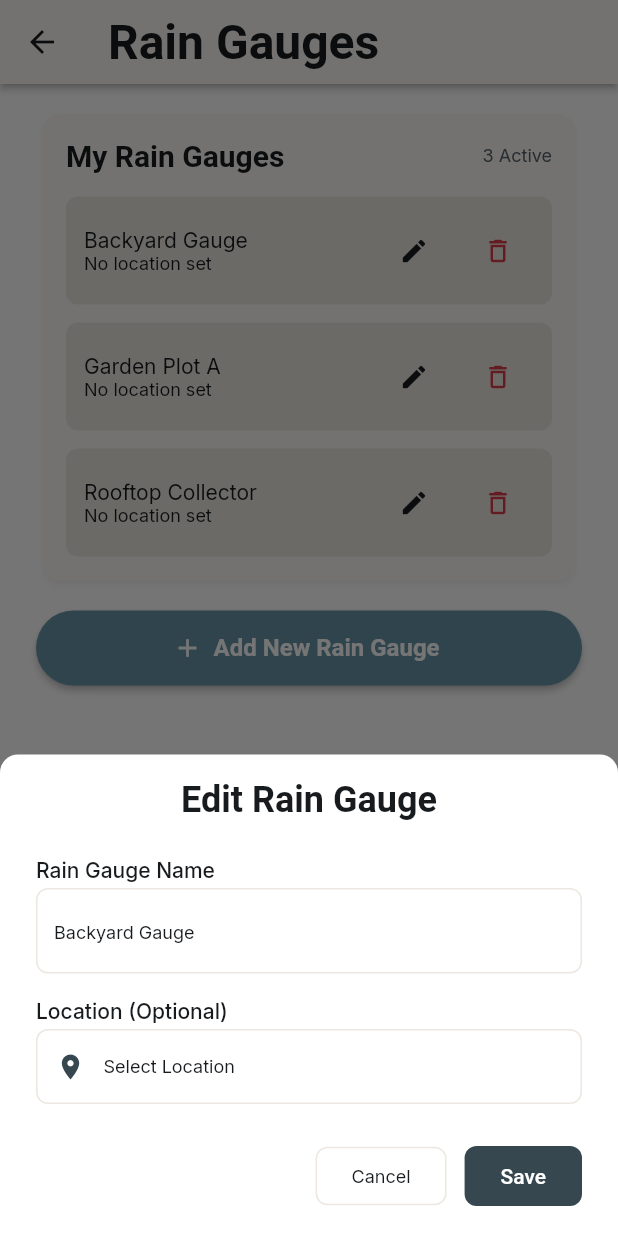
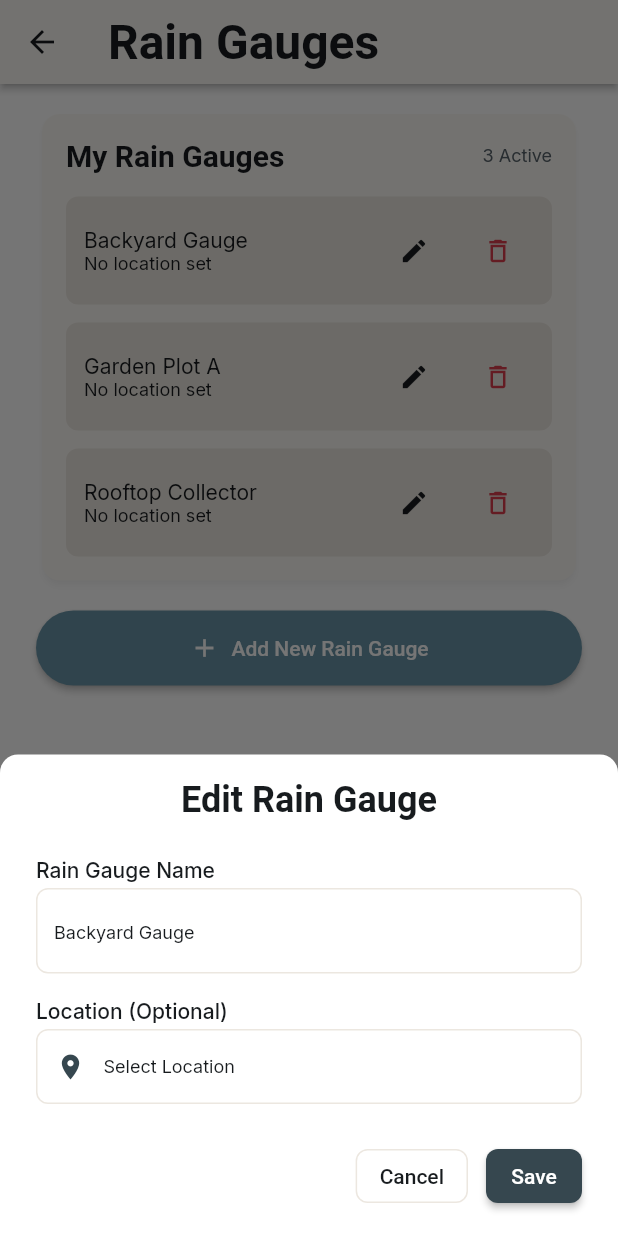
Before and after one commit to the-user-created/RainVu, a Flutter app: the ManageGaugesScreen screen opened by its route, after a tap on the "edit" icon, on a phone screen of 412 x 824 dp. Run offline on Flutter 3.47's test engine with Material 3 defaults, Android fonts, the phone set to English and light mode, and no system bars; our stand-ins replace cloud_firestore, dotted_border, file_picker, firebase_core, firebase_crashlytics, fl_chart and 9 more; accounts and stored records are empty; generated files the repository leaves out were written again; network calls fail; Roboto replaces fonts that are missing (Readex Pro); project files that could hold a hidden picture were left out.

Commit message:
Refactor buttons to use AppButton and AppIconButton

```diff
--- a/lib/features/manage_gauges/presentation/screens/manage_gauges_screen.dart
+++ b/lib/features/manage_gauges/presentation/screens/manage_gauges_screen.dart
@@ -3,6 +3,7 @@ import "package:rain_wise/app_constants.dart";
 import "package:rain_wise/features/manage_gauges/presentation/widgets/add_gauge_sheet.dart";
 import "package:rain_wise/features/manage_gauges/presentation/widgets/gauge_list.dart";
 import "package:rain_wise/flutter_flow/flutter_flow_theme.dart";
+import "package:rain_wise/shared/widgets/buttons/app_button.dart";
 
 class ManageGaugesScreen extends StatelessWidget {
   const ManageGaugesScreen({super.key});
@@ -35,19 +36,12 @@ class ManageGaugesScreen extends StatelessWidget {
           children: [
             const GaugeList(),
             const SizedBox(height: 16),
-            ElevatedButton.icon(
-              icon: const Icon(Icons.add, size: 20),
-              label: const Text("Add New Rain Gauge"),
+            AppButton(
+              label: "Add New Rain Gauge",
               onPressed: () => _showAddSheet(context),
-              style: ElevatedButton.styleFrom(
-                minimumSize: const Size(double.infinity, 50),
-                backgroundColor: theme.primary,
-                foregroundColor: Colors.white,
-                shape: RoundedRectangleBorder(
-                  borderRadius: BorderRadius.circular(25),
-                ),
-                textStyle: theme.titleSmall.override(color: Colors.white),
-              ),
+              icon: const Icon(Icons.add, size: 20, color: Colors.white),
+              isExpanded: true,
+              style: AppButtonStyle.secondary,
             ),
           ],
         ),
--- a/lib/features/manage_gauges/presentation/widgets/gauge_form.dart
+++ b/lib/features/manage_gauges/presentation/widgets/gauge_form.dart
@@ -1,6 +1,7 @@
 import "package:flutter/material.dart";
 import "package:rain_wise/features/home/domain/rain_gauge.dart";
 import "package:rain_wise/flutter_flow/flutter_flow_theme.dart";
+import "package:rain_wise/shared/widgets/buttons/app_button.dart";
 
 class GaugeForm extends StatefulWidget {
   const GaugeForm({super.key, this.gauge, this.onSave});
@@ -134,35 +135,18 @@ class _GaugeFormState extends State<GaugeForm> {
           Row(
             mainAxisAlignment: MainAxisAlignment.end,
             children: [
-              OutlinedButton(
+              AppButton(
+                label: "Cancel",
                 onPressed: () => Navigator.pop(context),
-                style: OutlinedButton.styleFrom(
-                  padding:
-                      const EdgeInsets.symmetric(horizontal: 24, vertical: 12),
-                  shape: RoundedRectangleBorder(
-                    borderRadius: BorderRadius.circular(8),
-                  ),
-                  side: BorderSide(color: theme.alternate),
-                ),
-                child: Text(
-                  "Cancel",
-                  style: theme.bodyMedium.override(color: theme.primaryText),
-                ),
+                style: AppButtonStyle.outline,
+                size: AppButtonSize.small,
               ),
               const SizedBox(width: 12),
-              ElevatedButton(
+              AppButton(
+                label: "Save",
                 onPressed: _submit,
-                style: ElevatedButton.styleFrom(
-                  backgroundColor: theme.accent1,
-                  foregroundColor: Colors.white,
-                  elevation: 0,
-                  padding:
-                      const EdgeInsets.symmetric(horizontal: 24, vertical: 12),
-                  shape: RoundedRectangleBorder(
-                    borderRadius: BorderRadius.circular(8),
-                  ),
-                ),
-                child: const Text("Save"),
+                size: AppButtonSize.small,
+                borderRadius: BorderRadius.circular(8),
               ),
             ],
           ),
--- a/lib/features/manage_gauges/presentation/widgets/gauge_list_tile.dart
+++ b/lib/features/manage_gauges/presentation/widgets/gauge_list_tile.dart
@@ -5,6 +5,7 @@ import "package:rain_wise/features/manage_gauges/application/gauges_provider.dar
 import "package:rain_wise/features/manage_gauges/presentation/widgets/edit_gauge_sheet.dart";
 import "package:rain_wise/flutter_flow/flutter_flow_theme.dart";
 import "package:rain_wise/flutter_flow/flutter_flow_util.dart";
+import "package:rain_wise/shared/widgets/buttons/app_icon_button.dart";
 
 class GaugeListTile extends ConsumerWidget {
   const GaugeListTile({required this.gauge, super.key});
@@ -69,21 +70,19 @@ class GaugeListTile extends ConsumerWidget {
           ),
           Row(
             children: [
-              IconButton(
+              AppIconButton(
                 icon: Icon(Icons.edit, color: theme.primaryText, size: 20),
-                style: IconButton.styleFrom(
-                  backgroundColor: theme.primaryBackground,
-                  shape: const CircleBorder(),
-                ),
+                backgroundColor: theme.primaryBackground,
+                borderRadius: BorderRadius.circular(30),
                 onPressed: () => _showEditSheet(context),
+                tooltip: "Edit Gauge",
               ),
-              IconButton(
+              AppIconButton(
                 icon: Icon(Icons.delete_outline, color: theme.error, size: 20),
-                style: IconButton.styleFrom(
-                  backgroundColor: theme.primaryBackground,
-                  shape: const CircleBorder(),
-                ),
+                backgroundColor: theme.primaryBackground,
+                borderRadius: BorderRadius.circular(30),
                 onPressed: () => _showDeleteDialog(context, ref),
+                tooltip: "Delete Gauge",
               ),
             ].divide(const SizedBox(width: 8)),
           ),
--- a/lib/shared/widgets/buttons/app_button.dart
+++ b/lib/shared/widgets/buttons/app_button.dart
@@ -3,42 +3,55 @@ import "package:rain_wise/flutter_flow/flutter_flow_theme.dart";
 
 /// Defines the visual style of the [AppButton].
 enum AppButtonStyle {
-  /// The primary style, for the most important actions.
+  /// Filled, for primary actions (e.g., Save, Submit).
   primary,
 
-  /// A style for destructive actions like 'Delete'.
+  /// Filled, for secondary actions (e.g., Add New, Send Feedback).
+  secondary,
+
+  /// Filled, for destructive actions (e.g., Delete).
   destructive,
 
-  /// An outlined style for secondary destructive actions.
+  /// Outlined, for neutral secondary actions (e.g., Cancel).
+  outline,
+
+  /// Outlined, for destructive secondary actions (e.g., Cancel Subscription).
   outlineDestructive,
 }
 
+/// Defines the size of the button, affecting padding and minimum height.
+enum AppButtonSize {
+  regular,
+  small,
+}
+
 /// A custom, reusable button widget for the application.
-///
-/// This button is built on top of Flutter's [ElevatedButton] and is designed
-/// to be flexible and consistent with the app's design language.
 class AppButton extends StatelessWidget {
   const AppButton({
     required this.onPressed,
     required this.label,
     super.key,
     this.style = AppButtonStyle.primary,
+    this.size = AppButtonSize.regular,
     this.isLoading = false,
     this.isExpanded = false,
     this.icon,
+    this.borderRadius,
   });
 
   /// The callback that is called when the button is tapped.
-  /// If null, the button will be disabled.
   final VoidCallback? onPressed;
 
   /// The text to display inside the button.
   final String label;
 
-  /// The visual style of the button. Defaults to [AppButtonStyle.primary].
+  /// The visual style of the button.
   final AppButtonStyle style;
 
-  /// Whether to show a loading indicator. If true, the button is disabled.
+  /// The size of the button.
+  final AppButtonSize size;
+
+  /// Whether to show a loading indicator.
   final bool isLoading;
 
   /// Whether the button should expand to fill its parent's width.
@@ -47,18 +60,24 @@ class AppButton extends StatelessWidget {
   /// An optional icon to display before the label.
   final Widget? icon;
 
+  /// An optional override for the button's border radius.
+  final BorderRadius? borderRadius;
+
   @override
   Widget build(final BuildContext context) {
     final FlutterFlowTheme theme = FlutterFlowTheme.of(context);
     final bool isDisabled = onPressed == null || isLoading;
+    final bool isOutline = style == AppButtonStyle.outline ||
+        style == AppButtonStyle.outlineDestructive;
 
     final Widget buttonChild = isLoading
-        ? const SizedBox(
-            width: 24,
-            height: 24,
+        ? SizedBox.square(
+            dimension: size == AppButtonSize.small ? 18 : 24,
             child: CircularProgressIndicator(
-              strokeWidth: 3,
-              valueColor: AlwaysStoppedAnimation<Color>(Colors.white),
+              strokeWidth: 2,
+              valueColor: AlwaysStoppedAnimation<Color>(
+                isOutline ? theme.primaryText : Colors.white,
+              ),
             ),
           )
         : Row(
@@ -75,91 +94,98 @@ class AppButton extends StatelessWidget {
 
     final ButtonStyle buttonStyle = _getButtonStyle(theme);
 
-    final Widget button = ElevatedButton(
-      onPressed: isDisabled ? null : onPressed,
-      style: buttonStyle,
-      child: buttonChild,
-    );
+    final Widget button = isOutline
+        ? OutlinedButton(
+            onPressed: isDisabled ? null : onPressed,
+            style: buttonStyle,
+            child: buttonChild,
+          )
+        : ElevatedButton(
+            onPressed: isDisabled ? null : onPressed,
+            style: buttonStyle,
+            child: buttonChild,
+          );
 
     if (isExpanded) {
-      return SizedBox(
-        width: double.infinity,
-        child: button,
-      );
+      return SizedBox(width: double.infinity, child: button);
     }
 
     return button;
   }
 
   ButtonStyle _getButtonStyle(final FlutterFlowTheme theme) {
+    final EdgeInsets padding;
+    final Size minimumSize;
+
+    switch (size) {
+      case AppButtonSize.regular:
+        padding = const EdgeInsets.symmetric(horizontal: 24, vertical: 12);
+        minimumSize = const Size(88, 50);
+      case AppButtonSize.small:
+        padding = const EdgeInsets.symmetric(horizontal: 16, vertical: 8);
+        minimumSize = const Size(64, 36);
+    }
+
     switch (style) {
       case AppButtonStyle.primary:
         return ElevatedButton.styleFrom(
           backgroundColor: theme.accent1,
           foregroundColor: Colors.white,
-          disabledBackgroundColor: theme.accent1.withValues(alpha: 0.5),
-          disabledForegroundColor: Colors.white.withValues(alpha: 0.8),
+          elevation: 2,
+          padding: padding,
+          minimumSize: minimumSize,
           shape: RoundedRectangleBorder(
-            borderRadius: BorderRadius.circular(25),
+            borderRadius: borderRadius ?? BorderRadius.circular(25),
           ),
-          textStyle: theme.titleSmall.override(
-            fontFamily: "Readex Pro",
-            color: Colors.white,
-          ),
-          minimumSize: const Size(88, 50),
-          padding: const EdgeInsets.symmetric(horizontal: 24),
+        );
+      case AppButtonStyle.secondary:
+        return ElevatedButton.styleFrom(
+          backgroundColor: theme.primary,
+          foregroundColor: Colors.white,
           elevation: 2,
-          shadowColor: Colors.black.withValues(alpha: 0.2),
-        ).copyWith(
-          overlayColor: WidgetStateProperty.resolveWith<Color?>(
-            (final states) {
-              if (states.contains(WidgetState.hovered)) {
-                return theme.primary;
-              }
-              return null;
-            },
+          padding: padding,
+          minimumSize: minimumSize,
+          shape: RoundedRectangleBorder(
+            borderRadius: borderRadius ?? BorderRadius.circular(25),
           ),
         );
       case AppButtonStyle.destructive:
         return ElevatedButton.styleFrom(
           backgroundColor: theme.error,
           foregroundColor: Colors.white,
-          disabledBackgroundColor: theme.error.withValues(alpha: 0.5),
-          disabledForegroundColor: Colors.white.withValues(alpha: 0.8),
+          elevation: 2,
+          padding: padding,
+          minimumSize: minimumSize,
           shape: RoundedRectangleBorder(
-            borderRadius: BorderRadius.circular(25),
+            borderRadius: borderRadius ?? BorderRadius.circular(25),
           ),
-          textStyle: theme.titleSmall.override(
-            fontFamily: "Readex Pro",
-            color: Colors.white,
+        );
+      case AppButtonStyle.outline:
+        return OutlinedButton.styleFrom(
+          foregroundColor: theme.primaryText,
+          side: BorderSide(color: theme.alternate),
+          elevation: 0,
+          padding: padding,
+          minimumSize: minimumSize,
+          shape: RoundedRectangleBorder(
+            borderRadius: borderRadius ?? BorderRadius.circular(8),
           ),
-          minimumSize: const Size(88, 50),
-          padding: const EdgeInsets.symmetric(horizontal: 24),
-          elevation: 2,
-          shadowColor: Colors.black.withValues(alpha: 0.2),
         );
       case AppButtonStyle.outlineDestructive:
         return OutlinedButton.styleFrom(
           foregroundColor: theme.error,
-          backgroundColor: Colors.transparent,
           side: BorderSide(color: theme.error),
+          elevation: 0,
+          padding: padding,
+          minimumSize: minimumSize,
           shape: RoundedRectangleBorder(
-            borderRadius: BorderRadius.circular(25),
+            borderRadius: borderRadius ?? BorderRadius.circular(25),
           ),
-          textStyle: theme.titleSmall.override(
-            fontFamily: "Readex Pro",
-          ),
-          minimumSize: const Size(88, 50),
-          padding: const EdgeInsets.symmetric(horizontal: 24),
-          elevation: 0,
         ).copyWith(
           overlayColor: WidgetStateProperty.resolveWith<Color?>(
-            (final states) {
-              if (states.contains(WidgetState.hovered)) {
-                return theme.error.withValues(alpha: 0.1);
-              }
-              return null;
-            },
+            (final states) => states.contains(WidgetState.hovered)
+                ? theme.error.withValues(alpha: 0.1)
+                : null,
           ),
         );
     }
```
Also changed, not shown: lib/features/data_tools/presentation/widgets/import_data_card.dart (+4 -6 lines), lib/features/map/presentation/widgets/map_controls.dart (+12 -10 lines), lib/features/map/presentation/widgets/recent_rainfall_panel.dart (+6 -23 lines), lib/features/settings/presentation/screens/help_screen.dart (+14 -21 lines), lib/features/settings/presentation/widgets/help/ticket_sheet.dart (+6 -14 lines), lib/features/subscription/presentation/widgets/plan_comparison_card.dart (+10 -22 lines).
